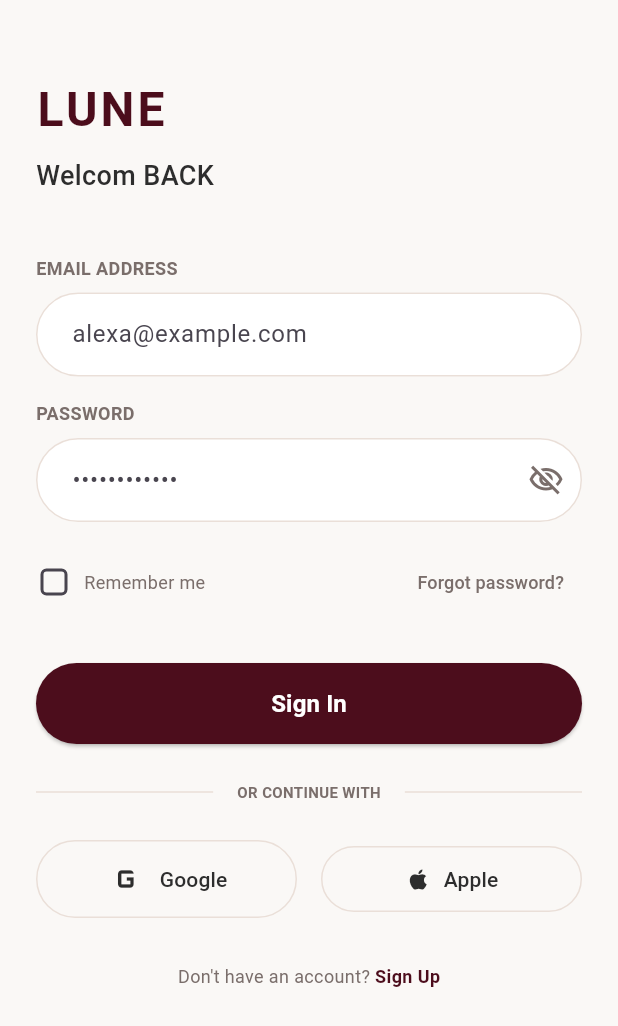
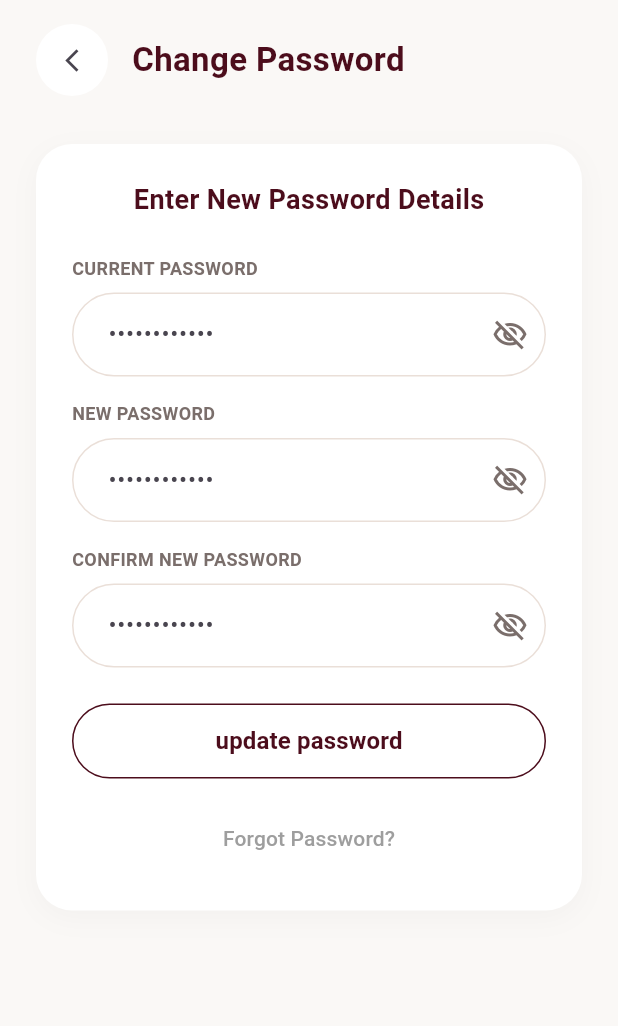
Before and after one commit to mariam292/lune-ecommerce-app, a Flutter app: the screen it shows after launch, after a tap on "Forgot password?", on a phone screen of 412 x 824 dp. Shown: the top 1026 px of the screen. Run offline on Flutter 3.47's test engine with Material 3 defaults, Android fonts, the light colour scheme and no system bars.

```diff
--- a/lib/features/authentications/presentation/screens/change_password.dart
+++ b/lib/features/authentications/presentation/screens/change_password.dart
@@ -0,0 +1,188 @@
+import 'package:flutter/material.dart';
+import '../widgets/custom_text_field.dart';
+import '../../../../core/app_colors.dart';
+
+class ChangePasswordScreen extends StatefulWidget {
+  const ChangePasswordScreen({super.key});
+
+  @override
+  State<ChangePasswordScreen> createState() => _ChangePasswordScreenState();
+}
+
+class _ChangePasswordScreenState extends State<ChangePasswordScreen> {
+  final TextEditingController _currentPasswordController = TextEditingController();
+  final TextEditingController _newPasswordController = TextEditingController();
+  final TextEditingController _confirmPasswordController = TextEditingController();
+
+  bool _isCurrentPasswordHidden = true;
+  bool _isNewPasswordHidden = true;
+  bool _isConfirmPasswordHidden = true;
+
+  @override
+  void dispose() {
+    _currentPasswordController.dispose();
+    _newPasswordController.dispose();
+    _confirmPasswordController.dispose();
+    super.dispose();
+  }
+
+  @override
+  Widget build(BuildContext context) {
+    return Scaffold(
+      backgroundColor: AppColors.backGroundColor,
+      body: SafeArea(
+        child: Padding(
+          padding: const EdgeInsets.symmetric(horizontal: 24.0),
+          child: SingleChildScrollView(
+            child: Column(
+              crossAxisAlignment: CrossAxisAlignment.start,
+              children: [
+                const SizedBox(height: 16),
+                // Back Button & Title
+                Row(
+                  children: [
+                    Container(
+                      decoration: const BoxDecoration(
+                        color: Colors.white,
+                        shape: BoxShape.circle,
+                      ),
+                      child: IconButton(
+                        icon: const Icon(Icons.arrow_back_ios_new, size: 18),
+                        onPressed: () => Navigator.pop(context),
+                      ),
+                    ),
+                    const SizedBox(width: 16),
+                    const Text(
+                      'Change Password',
+                      style: TextStyle(
+                        fontSize: 22,
+                        fontWeight: FontWeight.bold,
+                        color: AppColors.primaryColor,
+                      ),
+                    ),
+                  ],
+                ),
+                const SizedBox(height: 32),
+
+                // Card Container
+                Container(
+                  padding: const EdgeInsets.all(24.0),
+                  decoration: BoxDecoration(
+                    color: Colors.white,
+                    borderRadius: BorderRadius.circular(24),
+                    boxShadow: [
+                      BoxShadow(
+                        color: Colors.black.withValues(alpha: 0.03),
+                        blurRadius: 15,
+                        offset: const Offset(0, 5),
+                      ),
+                    ],
+                  ),
+                  child: Column(
+                    crossAxisAlignment: CrossAxisAlignment.start,
+                    children: [
+                      const Center(
+                        child: Text(
+                          'Enter New Password Details',
+                          style: TextStyle(
+                            fontSize: 18,
+                            fontWeight: FontWeight.w600,
+                            color: AppColors.primaryColor,
+                          ),
+                        ),
+                      ),
+                      const SizedBox(height: 24),
+
+                      // Current Password
+                      CustomTextField(
+                        label: 'CURRENT PASSWORD',
+                        controller: _currentPasswordController,
+                        hintText: '••••••••••••',
+                        isPassword: true,
+                        isPasswordHidden: _isCurrentPasswordHidden,
+                        onSuffixTap: () {
+                          setState(() {
+                            _isCurrentPasswordHidden = !_isCurrentPasswordHidden;
+                          });
+                        },
+                      ),
+                      const SizedBox(height: 16),
+
+                      // New Password
+                      CustomTextField(
+                        label: 'NEW PASSWORD',
+                        controller: _newPasswordController,
+                        hintText: '••••••••••••',
+                        isPassword: true,
+                        isPasswordHidden: _isNewPasswordHidden,
+                        onSuffixTap: () {
+                          setState(() {
+                            _isNewPasswordHidden = !_isNewPasswordHidden;
+                          });
+                        },
+                      ),
+                      const SizedBox(height: 16),
+
+                      // Confirm Password
+                      CustomTextField(
+                        label: 'CONFIRM NEW PASSWORD',
+                        controller: _confirmPasswordController,
+                        hintText: '••••••••••••',
+                        isPassword: true,
+                        isPasswordHidden: _isConfirmPasswordHidden,
+                        onSuffixTap: () {
+                          setState(() {
+                            _isConfirmPasswordHidden = !_isConfirmPasswordHidden;
+                          });
+                        },
+                      ),
+                      const SizedBox(height: 24),
+
+                      // Update Button
+                      SizedBox(
+                        width: double.infinity,
+                        height: 50,
+                        child: OutlinedButton(
+                          onPressed: () {},
+                          style: OutlinedButton.styleFrom(
+                            side: const BorderSide(color: AppColors.primaryColor),
+                            shape: RoundedRectangleBorder(
+                              borderRadius: BorderRadius.circular(25),
+                            ),
+                          ),
+                          child: const Text(
+                            'update password',
+                            style: TextStyle(
+                              color: AppColors.primaryColor,
+                              fontSize: 16,
+                              fontWeight: FontWeight.w600,
+                            ),
+                          ),
+                        ),
+                      ),
+                      const SizedBox(height: 16),
+
+                      // Forgot Password Link
+                      Center(
+                        child: TextButton(
+                          onPressed: () {},
+                          child: const Text(
+                            'Forgot Password?',
+                            style: TextStyle(
+                              color: Colors.grey,
+                              fontSize: 14,
+                            ),
+                          ),
+                        ),
+                      ),
+                    ],
+                  ),
+                ),
+              ],
+            ),
+          ),
+        ),
+      ),
+    );
+  }
+}
--- a/lib/features/authentications/presentation/screens/login_screen.dart
+++ b/lib/features/authentications/presentation/screens/login_screen.dart
@@ -1,6 +1,8 @@
 import 'package:flutter/material.dart';
 import '../../../../core/app_colors.dart';
 import '../widgets/custom_text_field.dart';
+import '../screens/change_password.dart';
+
 class LoginScreen extends StatefulWidget {
   const LoginScreen({super.key});
 
@@ -99,7 +101,14 @@ class _LoginScreenState extends State<LoginScreen> {
                     ],
                   ),
                   TextButton(
-                    onPressed: () {},
+                    onPressed: () {
+                      Navigator.push(
+                        context,
+                        MaterialPageRoute(
+                          builder: (context) => const ChangePasswordScreen(),
+                        ),
+                      );
+                    },
                     child: const Text(
                       'Forgot password?',
                       style: TextStyle(
@@ -189,7 +198,6 @@ class _LoginScreenState extends State<LoginScreen> {
                       ),
                     ),
                   ),
-
                   const SizedBox(width: 16),
                   Expanded(
                     child: OutlinedButton.icon(
--- /dev/null
+++ b/lib/features/authentications/widgets/custom_text_field.dart
@@ -0,0 +1 @@
+// TODO Implement this library.
```
Also changed, not shown: lib/features/product/presentation/screens/add_product_screen.dart (+183 -0 lines). Lines whose indentation alone changed are shown as unchanged.
